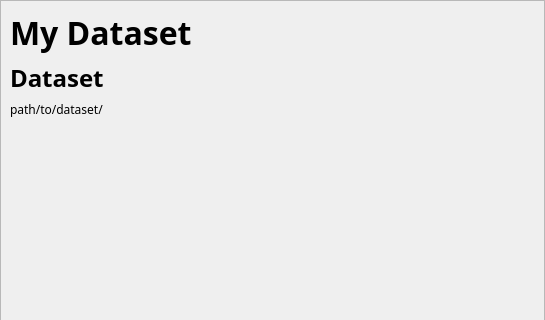
This is ui/card.ui in danielhsu021202/PythonCBAS as Qt 5 draws it before an edit; both pictures show x 0 to 545 and y 0 to 320 of the 545 by 528 pixel window. The edited form follows.
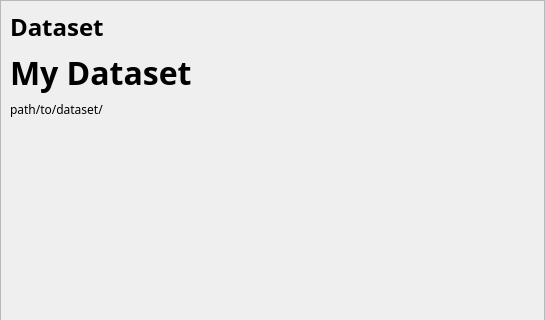
This is the edited form. Icons and pictures are not drawn.

```diff
--- a/ui/card.ui
+++ b/ui/card.ui
@@ -102,29 +102,6 @@
           <enum>QFrame::Raised</enum>
          </property>
          <layout class="QVBoxLayout" name="verticalLayout_3">
-          <item>
-           <widget class="QLabel" name="TitleLabel">
-            <property name="sizePolicy">
-             <sizepolicy hsizetype="Preferred" vsizetype="Minimum">
-              <horstretch>0</horstretch>
-              <verstretch>0</verstretch>
-             </sizepolicy>
-            </property>
-            <property name="font">
-             <font>
-              <family>Nunito</family>
-              <pointsize>24</pointsize>
-              <bold>true</bold>
-             </font>
-            </property>
-            <property name="styleSheet">
-             <string notr="true"/>
-            </property>
-            <property name="text">
-             <string>My Dataset</string>
-            </property>
-           </widget>
-          </item>
           <item>
            <widget class="QLabel" name="TypeLabel">
             <property name="sizePolicy">
@@ -148,6 +125,29 @@
             </property>
            </widget>
           </item>
+          <item>
+           <widget class="QLabel" name="TitleLabel">
+            <property name="sizePolicy">
+             <sizepolicy hsizetype="Preferred" vsizetype="Minimum">
+              <horstretch>0</horstretch>
+              <verstretch>0</verstretch>
+             </sizepolicy>
+            </property>
+            <property name="font">
+             <font>
+              <family>Nunito</family>
+              <pointsize>24</pointsize>
+              <bold>true</bold>
+             </font>
+            </property>
+            <property name="styleSheet">
+             <string notr="true"/>
+            </property>
+            <property name="text">
+             <string>My Dataset</string>
+            </property>
+           </widget>
+          </item>
           <item>
            <widget class="QLabel" name="SubtitleLabel">
             <property name="font">
```
